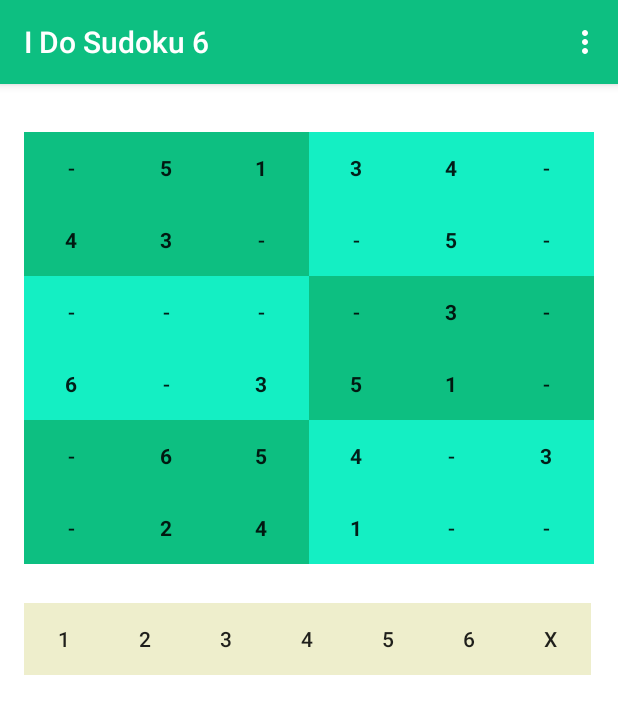
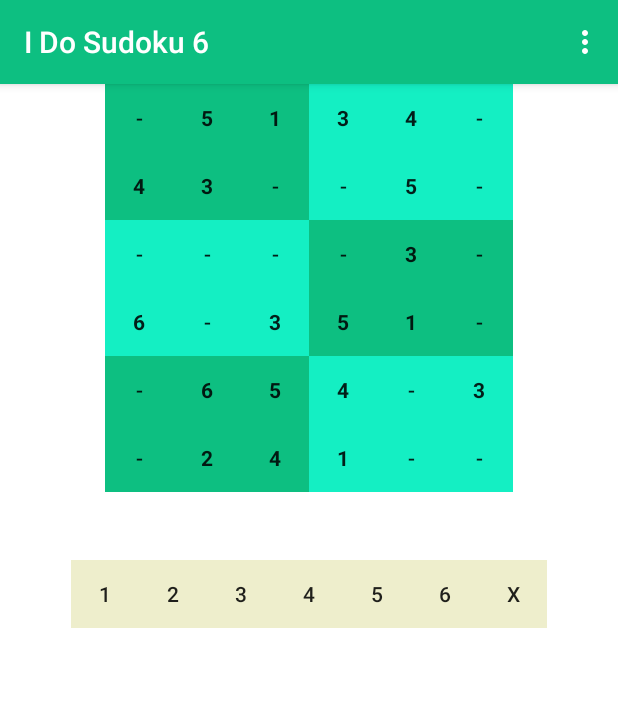
Before and after one commit to alexcarcar/IDoSudoku6, an Android app: the screen it shows after launch (MainActivity), on a phone screen of 412 x 824 dp. Shown: the top 714 px of the screen. Run offline under Robolectric (Android 15) with nearby library versions, the phone set to English and light mode, and no system bars.

Commit message:
Make Grid Square

```diff
--- a/app/src/main/res/layout/activity_main.xml
+++ b/app/src/main/res/layout/activity_main.xml
@@ -4,332 +4,277 @@
     android:layout_height="match_parent"
     android:background="#ffffff"
     android:orientation="vertical"
-    android:paddingBottom="@dimen/activity_vertical_margin"
-    android:paddingLeft="@dimen/activity_horizontal_margin"
-    android:paddingRight="@dimen/activity_horizontal_margin"
-    android:paddingTop="@dimen/activity_vertical_margin"
     tools:context=".MainActivity">
-
     <TableLayout
         android:layout_width="wrap_content"
         android:layout_height="wrap_content"
-        android:paddingTop="@dimen/activity_vertical_margin"
-        android:stretchColumns="*">
+        android:layout_gravity="center">
 
-        <TableRow
-            android:layout_width="wrap_content"
-            android:layout_height="wrap_content">
-
+        <TableRow>
             <Button
                 android:id="@+id/cell00"
                 android:layout_width="@dimen/activity_button"
-                android:layout_height="wrap_content"
-                android:layout_gravity="center_horizontal"
+                android:layout_height="@dimen/activity_button"
                 android:background="@color/color1"
                 android:onClick="onCellTouch"
                 android:text="@string/blank_cell" />
             <Button
                 android:id="@+id/cell01"
                 android:layout_width="@dimen/activity_button"
-                android:layout_height="wrap_content"
-                android:layout_gravity="center_horizontal"
+                android:layout_height="@dimen/activity_button"
                 android:background="@color/color1"
                 android:onClick="onCellTouch"
                 android:text="@string/blank_cell" />
             <Button
                 android:id="@+id/cell02"
                 android:layout_width="@dimen/activity_button"
-                android:layout_height="wrap_content"
-                android:layout_gravity="center_horizontal"
+                android:layout_height="@dimen/activity_button"
                 android:background="@color/color1"
                 android:onClick="onCellTouch"
                 android:text="@string/blank_cell" />
             <Button
                 android:id="@+id/cell03"
                 android:layout_width="@dimen/activity_button"
-                android:layout_height="wrap_content"
-                android:layout_gravity="center_horizontal"
+                android:layout_height="@dimen/activity_button"
                 android:background="@color/color2"
                 android:onClick="onCellTouch"
                 android:text="@string/blank_cell" />
             <Button
                 android:id="@+id/cell04"
                 android:layout_width="@dimen/activity_button"
-                android:layout_height="wrap_content"
-                android:layout_gravity="center_horizontal"
+                android:layout_height="@dimen/activity_button"
                 android:background="@color/color2"
                 android:onClick="onCellTouch"
                 android:text="@string/blank_cell" />
             <Button
                 android:id="@+id/cell05"
                 android:layout_width="@dimen/activity_button"
-                android:layout_height="wrap_content"
-                android:layout_gravity="center_horizontal"
+                android:layout_height="@dimen/activity_button"
                 android:background="@color/color2"
                 android:onClick="onCellTouch"
                 android:text="@string/blank_cell" />
         </TableRow>
-        <TableRow
-            android:layout_width="wrap_content"
-            android:layout_height="wrap_content">
 
+        <TableRow>
             <Button
                 android:id="@+id/cell10"
                 android:layout_width="@dimen/activity_button"
-                android:layout_height="wrap_content"
-                android:layout_gravity="center_horizontal"
+                android:layout_height="@dimen/activity_button"
                 android:background="@color/color1"
                 android:onClick="onCellTouch"
                 android:text="@string/blank_cell" />
             <Button
                 android:id="@+id/cell11"
                 android:layout_width="@dimen/activity_button"
-                android:layout_height="wrap_content"
-                android:layout_gravity="center_horizontal"
+                android:layout_height="@dimen/activity_button"
                 android:background="@color/color1"
                 android:onClick="onCellTouch"
                 android:text="@string/blank_cell" />
             <Button
                 android:id="@+id/cell12"
                 android:layout_width="@dimen/activity_button"
-                android:layout_height="wrap_content"
-                android:layout_gravity="center_horizontal"
+                android:layout_height="@dimen/activity_button"
                 android:background="@color/color1"
                 android:onClick="onCellTouch"
                 android:text="@string/blank_cell" />
             <Button
                 android:id="@+id/cell13"
                 android:layout_width="@dimen/activity_button"
-                android:layout_height="wrap_content"
-                android:layout_gravity="center_horizontal"
+                android:layout_height="@dimen/activity_button"
                 android:background="@color/color2"
                 android:onClick="onCellTouch"
                 android:text="@string/blank_cell" />
             <Button
                 android:id="@+id/cell14"
                 android:layout_width="@dimen/activity_button"
-                android:layout_height="wrap_content"
-                android:layout_gravity="center_horizontal"
+                android:layout_height="@dimen/activity_button"
                 android:background="@color/color2"
                 android:onClick="onCellTouch"
                 android:text="@string/blank_cell" />
             <Button
                 android:id="@+id/cell15"
                 android:layout_width="@dimen/activity_button"
-                android:layout_height="wrap_content"
-                android:layout_gravity="center_horizontal"
+                android:layout_height="@dimen/activity_button"
                 android:background="@color/color2"
                 android:onClick="onCellTouch"
                 android:text="@string/blank_cell" />
         </TableRow>
-        <TableRow
-            android:layout_width="wrap_content"
-            android:layout_height="wrap_content">
 
+        <TableRow>
             <Button
                 android:id="@+id/cell20"
                 android:layout_width="@dimen/activity_button"
-                android:layout_height="wrap_content"
-                android:layout_gravity="center_horizontal"
+                android:layout_height="@dimen/activity_button"
                 android:background="@color/color2"
                 android:onClick="onCellTouch"
                 android:text="@string/blank_cell" />
             <Button
                 android:id="@+id/cell21"
                 android:layout_width="@dimen/activity_button"
-                android:layout_height="wrap_content"
-                android:layout_gravity="center_horizontal"
+                android:layout_height="@dimen/activity_button"
                 android:background="@color/color2"
                 android:onClick="onCellTouch"
                 android:text="@string/blank_cell" />
             <Button
                 android:id="@+id/cell22"
                 android:layout_width="@dimen/activity_button"
-                android:layout_height="wrap_content"
-                android:layout_gravity="center_horizontal"
+                android:layout_height="@dimen/activity_button"
                 android:background="@color/color2"
                 android:onClick="onCellTouch"
                 android:text="@string/blank_cell" />
             <Button
                 android:id="@+id/cell23"
                 android:layout_width="@dimen/activity_button"
-                android:layout_height="wrap_content"
-                android:layout_gravity="center_horizontal"
+                android:layout_height="@dimen/activity_button"
                 android:background="@color/color1"
                 android:onClick="onCellTouch"
                 android:text="@string/blank_cell" />
             <Button
                 android:id="@+id/cell24"
                 android:layout_width="@dimen/activity_button"
-                android:layout_height="wrap_content"
-                android:layout_gravity="center_horizontal"
+                android:layout_height="@dimen/activity_button"
                 android:background="@color/color1"
                 android:onClick="onCellTouch"
                 android:text="@string/blank_cell" />
             <Button
                 android:id="@+id/cell25"
                 android:layout_width="@dimen/activity_button"
-                android:layout_height="wrap_content"
-                android:layout_gravity="center_horizontal"
+                android:layout_height="@dimen/activity_button"
                 android:background="@color/color1"
                 android:onClick="onCellTouch"
                 android:text="@string/blank_cell" />
         </TableRow>
-        <TableRow
-            android:layout_width="wrap_content"
-            android:layout_height="wrap_content">
 
+        <TableRow>
             <Button
                 android:id="@+id/cell30"
                 android:layout_width="@dimen/activity_button"
-                android:layout_height="wrap_content"
-                android:layout_gravity="center_horizontal"
+                android:layout_height="@dimen/activity_button"
                 android:background="@color/color2"
                 android:onClick="onCellTouch"
                 android:text="@string/blank_cell" />
             <Button
                 android:id="@+id/cell31"
                 android:layout_width="@dimen/activity_button"
-                android:layout_height="wrap_content"
-                android:layout_gravity="center_horizontal"
+                android:layout_height="@dimen/activity_button"
                 android:background="@color/color2"
                 android:onClick="onCellTouch"
                 android:text="@string/blank_cell" />
             <Button
                 android:id="@+id/cell32"
                 android:layout_width="@dimen/activity_button"
-                android:layout_height="wrap_content"
-                android:layout_gravity="center_horizontal"
+                android:layout_height="@dimen/activity_button"
                 android:background="@color/color2"
                 android:onClick="onCellTouch"
                 android:text="@string/blank_cell" />
             <Button
                 android:id="@+id/cell33"
                 android:layout_width="@dimen/activity_button"
-                android:layout_height="wrap_content"
-                android:layout_gravity="center_horizontal"
+                android:layout_height="@dimen/activity_button"
                 android:background="@color/color1"
                 android:onClick="onCellTouch"
                 android:text="@string/blank_cell" />
             <Button
                 android:id="@+id/cell34"
                 android:layout_width="@dimen/activity_button"
-                android:layout_height="wrap_content"
-                android:layout_gravity="center_horizontal"
+                android:layout_height="@dimen/activity_button"
                 android:background="@color/color1"
                 android:onClick="onCellTouch"
                 android:text="@string/blank_cell" />
             <Button
                 android:id="@+id/cell35"
                 android:layout_width="@dimen/activity_button"
-                android:layout_height="wrap_content"
-                android:layout_gravity="center_horizontal"
+                android:layout_height="@dimen/activity_button"
                 android:background="@color/color1"
                 android:onClick="onCellTouch"
                 android:text="@string/blank_cell" />
         </TableRow>
-        <TableRow
-            android:layout_width="wrap_content"
-            android:layout_height="wrap_content">
 
+        <TableRow>
             <Button
                 android:id="@+id/cell40"
                 android:layout_width="@dimen/activity_button"
-                android:layout_height="wrap_content"
-                android:layout_gravity="center_horizontal"
+                android:layout_height="@dimen/activity_button"
                 android:background="@color/color1"
                 android:onClick="onCellTouch"
                 android:text="@string/blank_cell" />
             <Button
                 android:id="@+id/cell41"
                 android:layout_width="@dimen/activity_button"
-                android:layout_height="wrap_content"
-                android:layout_gravity="center_horizontal"
+                android:layout_height="@dimen/activity_button"
                 android:background="@color/color1"
                 android:onClick="onCellTouch"
                 android:text="@string/blank_cell" />
             <Button
                 android:id="@+id/cell42"
                 android:layout_width="@dimen/activity_button"
-                android:layout_height="wrap_content"
-                android:layout_gravity="center_horizontal"
+                android:layout_height="@dimen/activity_button"
                 android:background="@color/color1"
                 android:onClick="onCellTouch"
                 android:text="@string/blank_cell" />
             <Button
                 android:id="@+id/cell43"
                 android:layout_width="@dimen/activity_button"
-                android:layout_height="wrap_content"
-                android:layout_gravity="center_horizontal"
+                android:layout_height="@dimen/activity_button"
                 android:background="@color/color2"
                 android:onClick="onCellTouch"
                 android:text="@string/blank_cell" />
             <Button
                 android:id="@+id/cell44"
                 android:layout_width="@dimen/activity_button"
-                android:layout_height="wrap_content"
-                android:layout_gravity="center_horizontal"
+                android:layout_height="@dimen/activity_button"
                 android:background="@color/color2"
                 android:onClick="onCellTouch"
                 android:text="@string/blank_cell" />
             <Button
                 android:id="@+id/cell45"
                 android:layout_width="@dimen/activity_button"
-                android:layout_height="wrap_content"
-                android:layout_gravity="center_horizontal"
+                android:layout_height="@dimen/activity_button"
                 android:background="@color/color2"
                 android:onClick="onCellTouch"
                 android:text="@string/blank_cell" />
         </TableRow>
-        <TableRow
-            android:layout_width="wrap_content"
-            android:layout_height="wrap_content">
 
+        <TableRow>
             <Button
                 android:id="@+id/cell50"
                 android:layout_width="@dimen/activity_button"
-                android:layout_height="wrap_content"
-                android:layout_gravity="center_horizontal"
+                android:layout_height="@dimen/activity_button"
                 android:background="@color/color1"
                 android:onClick="onCellTouch"
                 android:text="@string/blank_cell" />
             <Button
                 android:id="@+id/cell51"
                 android:layout_width="@dimen/activity_button"
-                android:layout_height="wrap_content"
-                android:layout_gravity="center_horizontal"
+                android:layout_height="@dimen/activity_button"
                 android:background="@color/color1"
                 android:onClick="onCellTouch"
                 android:text="@string/blank_cell" />
             <Button
                 android:id="@+id/cell52"
                 android:layout_width="@dimen/activity_button"
-                android:layout_height="wrap_content"
-                android:layout_gravity="center_horizontal"
+                android:layout_height="@dimen/activity_button"
                 android:background="@color/color1"
                 android:onClick="onCellTouch"
                 android:text="@string/blank_cell" />
             <Button
                 android:id="@+id/cell53"
                 android:layout_width="@dimen/activity_button"
-                android:layout_height="wrap_content"
-                android:layout_gravity="center_horizontal"
+                android:layout_height="@dimen/activity_button"
                 android:background="@color/color2"
                 android:onClick="onCellTouch"
                 android:text="@string/blank_cell" />
             <Button
                 android:id="@+id/cell54"
                 android:layout_width="@dimen/activity_button"
-                android:layout_height="wrap_content"
-                android:layout_gravity="center_horizontal"
+                android:layout_height="@dimen/activity_button"
                 android:background="@color/color2"
                 android:onClick="onCellTouch"
                 android:text="@string/blank_cell" />
             <Button
                 android:id="@+id/cell55"
                 android:layout_width="@dimen/activity_button"
-                android:layout_height="wrap_content"
-                android:layout_gravity="center_horizontal"
+                android:layout_height="@dimen/activity_button"
                 android:background="@color/color2"
                 android:onClick="onCellTouch"
                 android:text="@string/blank_cell" />
@@ -338,70 +283,59 @@
     <TableLayout
         android:layout_width="wrap_content"
         android:layout_height="wrap_content"
-        android:paddingTop="@dimen/activity_vertical_margin"
-        android:stretchColumns="*">
-        <TableRow
-            android:layout_marginTop="10dp"
-            android:layout_width="wrap_content"
-            android:layout_height="wrap_content">
+        android:layout_gravity="center"
+        android:paddingTop="@dimen/activity_button">
 
+        <TableRow>
             <Button
                 android:id="@+id/choose1"
                 android:layout_width="@dimen/activity_button"
-                android:layout_height="wrap_content"
-                android:layout_gravity="center_horizontal"
+                android:layout_height="@dimen/activity_button"
                 android:background="@color/off_color"
                 android:onClick="onChoice"
                 android:text="@string/number1" />
             <Button
                 android:id="@+id/choose2"
                 android:layout_width="@dimen/activity_button"
-                android:layout_height="wrap_content"
-                android:layout_gravity="center_horizontal"
+                android:layout_height="@dimen/activity_button"
                 android:background="@color/off_color"
                 android:onClick="onChoice"
                 android:text="@string/number2" />
             <Button
                 android:id="@+id/choose3"
                 android:layout_width="@dimen/activity_button"
-                android:layout_height="wrap_content"
-                android:layout_gravity="center_horizontal"
+                android:layout_height="@dimen/activity_button"
                 android:background="@color/off_color"
                 android:onClick="onChoice"
                 android:text="@string/number3" />
             <Button
                 android:id="@+id/choose4"
                 android:layout_width="@dimen/activity_button"
-                android:layout_height="wrap_content"
-                android:layout_gravity="center_horizontal"
+                android:layout_height="@dimen/activity_button"
                 android:background="@color/off_color"
                 android:onClick="onChoice"
                 android:text="@string/number4" />
             <Button
                 android:id="@+id/choose5"
                 android:layout_width="@dimen/activity_button"
-                android:layout_height="wrap_content"
-                android:layout_gravity="center_horizontal"
+                android:layout_height="@dimen/activity_button"
                 android:background="@color/off_color"
                 android:onClick="onChoice"
                 android:text="@string/number5" />
             <Button
                 android:id="@+id/choose6"
                 android:layout_width="@dimen/activity_button"
-                android:layout_height="wrap_content"
-                android:layout_gravity="center_horizontal"
+                android:layout_height="@dimen/activity_button"
                 android:background="@color/off_color"
                 android:onClick="onChoice"
                 android:text="@string/number6" />
             <Button
                 android:id="@+id/choose_delete"
                 android:layout_width="@dimen/activity_button"
-                android:layout_height="wrap_content"
-                android:layout_gravity="center_horizontal"
+                android:layout_height="@dimen/activity_button"
                 android:background="@color/off_color"
                 android:onClick="onChoice"
                 android:text="@string/delete" />
         </TableRow>
     </TableLayout>
-
 </LinearLayout>
--- a/app/src/main/res/values/dimens.xml
+++ b/app/src/main/res/values/dimens.xml
@@ -2,5 +2,5 @@
     <!-- Default screen margins, per the Android Design guidelines. -->
     <dimen name="activity_horizontal_margin">16dp</dimen>
     <dimen name="activity_vertical_margin">16dp</dimen>
-    <dimen name="activity_button">35dp</dimen>
+    <dimen name="activity_button">45dp</dimen>
 </resources>
```
Also changed, not shown: app/src/main/java/carcar/alex/idosudoku6/MainActivity.java (+8 -0 lines).
